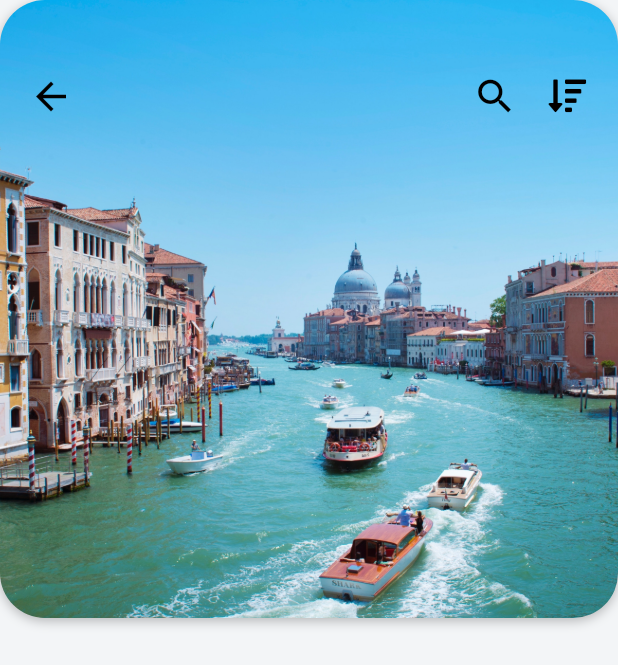
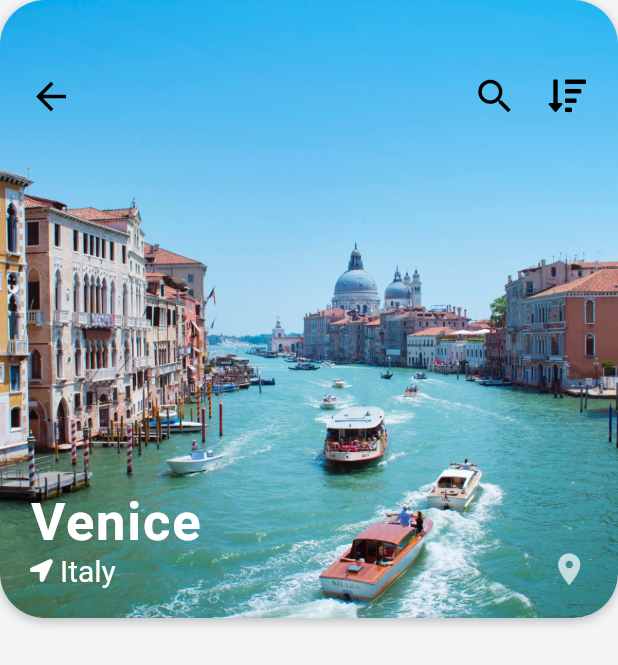
Before and after one commit to lejaaprianza/Flutter-Travel-UI-Clone-Project, a Flutter app: the screen it shows after launch, after a tap on an icon or button, on a phone screen of 412 x 824 dp. Shown: the top 665 px of the screen. Run offline on Flutter 3.47's test engine with Material 2 defaults, Android fonts, the phone set to English and light mode, and no system bars; our stand-ins replace font_awesome_flutter; network calls fail.

Commit message:
update code

```diff
--- a/travel_ui_projects/lib/screens/destination_screen.dart
+++ b/travel_ui_projects/lib/screens/destination_screen.dart
@@ -28,11 +28,14 @@ class _DestinationScreenState extends State<DestinationScreen> {
                         blurRadius: 6.0,
                       )
                     ]),
-                child: ClipRRect(
-                  borderRadius: BorderRadius.circular(30.0),
-                  child: Image(
-                    image: AssetImage(widget.destination.imageUrl),
-                    fit: BoxFit.cover,
+                child: Hero(
+                  tag: widget.destination.imageUrl,
+                  child: ClipRRect(
+                    borderRadius: BorderRadius.circular(30.0),
+                    child: Image(
+                      image: AssetImage(widget.destination.imageUrl),
+                      fit: BoxFit.cover,
+                    ),
                   ),
                 ),
               ),
@@ -41,7 +44,6 @@ class _DestinationScreenState extends State<DestinationScreen> {
                     horizontal: 10.0, vertical: 40.0),
                 child: Row(
                   mainAxisAlignment: MainAxisAlignment.spaceBetween,
-                  // menit 43.41
                   children: [
                     IconButton(
                       icon: Icon(Icons.arrow_back),
@@ -67,6 +69,53 @@ class _DestinationScreenState extends State<DestinationScreen> {
                     )
                   ],
                 ),
+              ),
+              Positioned(
+                left: 20,
+                bottom: 20,
+                child: Column(
+                  crossAxisAlignment: CrossAxisAlignment.start,
+                  children: [
+                    Text(
+                      widget.destination.city,
+                      style: TextStyle(
+                        color: Colors.white,
+                        fontSize: 35,
+                        fontWeight: FontWeight.w600,
+                        letterSpacing: 1.2,
+                      ),
+                    ),
+                    Row(
+                      children: [
+                        Icon(
+                          FontAwesomeIcons.locationArrow,
+                          size: 15.0,
+                          color: Colors.white,
+                        ),
+                        SizedBox(
+                          width: 5.0,
+                        ),
+                        Text(
+                          widget.destination.country,
+                          style: TextStyle(
+                            color: Colors.white,
+                            fontSize: 20,
+                          ),
+                        ),
+                      ],
+                    ),
+                  ],
+                ),
+              ),
+              Positioned(
+                bottom: 20,
+                right: 20,
+                child: Icon(
+                  Icons.location_on,
+                  color: Colors.white70,
+                  size: 25,
+                  //menit 47.27
+                ),
               )
             ],
           )
--- a/travel_ui_projects/lib/widgets/destination_carousel.dart
+++ b/travel_ui_projects/lib/widgets/destination_carousel.dart
@@ -107,13 +107,16 @@ class DestinationCarousel extends StatelessWidget {
                             ]),
                         child: Stack(
                           children: [
-                            ClipRRect(
+                            Hero(
+                              tag: destination.imageUrl,
+                              child: ClipRRect(
                                 borderRadius: BorderRadius.circular(20.0),
                                 child: Image(
                                   image: AssetImage(destination.imageUrl),
                                   height: 180,
                                   width: 180,
                                   fit: BoxFit.cover,
+                                ),
                               ),
                             ),
                             Positioned(
```
Lines whose indentation alone changed are shown as unchanged.
